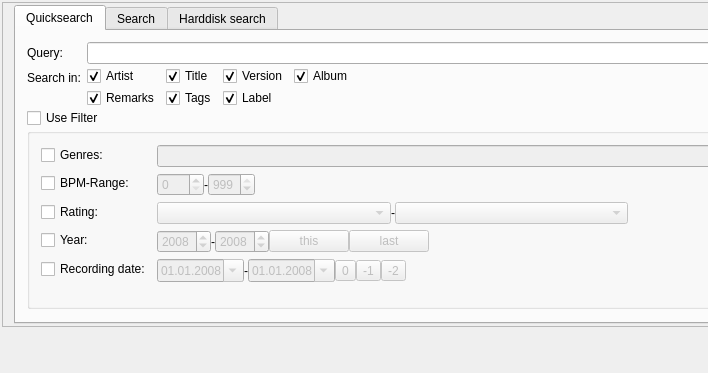
Above: trunk/src/search/search.ui from pfedick/winmusik before the change; both pictures show x 0 to 708 and y 0 to 373 of the 1185 by 761 pixel window. Below: the same form after it.
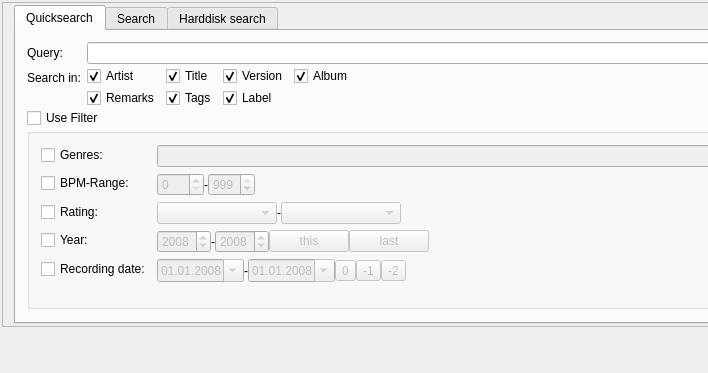
That is the form after the change. Icons and pictures are not drawn. Custom widgets are drawn as their Qt base class.

Commit message: Stretching der Rating-Select-Boxen unterdrückt

The edit to the form file:
```diff
--- a/trunk/src/search/search.ui
+++ b/trunk/src/search/search.ui
@@ -484,7 +484,7 @@
                       <bool>false</bool>
                      </property>
                      <property name="sizePolicy">
-                      <sizepolicy hsizetype="Expanding" vsizetype="Maximum">
+                      <sizepolicy hsizetype="Minimum" vsizetype="Maximum">
                        <horstretch>0</horstretch>
                        <verstretch>0</verstretch>
                       </sizepolicy>
@@ -579,7 +579,7 @@
                       <bool>false</bool>
                      </property>
                      <property name="sizePolicy">
-                      <sizepolicy hsizetype="Expanding" vsizetype="Maximum">
+                      <sizepolicy hsizetype="Minimum" vsizetype="Maximum">
                        <horstretch>0</horstretch>
                        <verstretch>0</verstretch>
                       </sizepolicy>
```
The commit also changes 1 other file.
